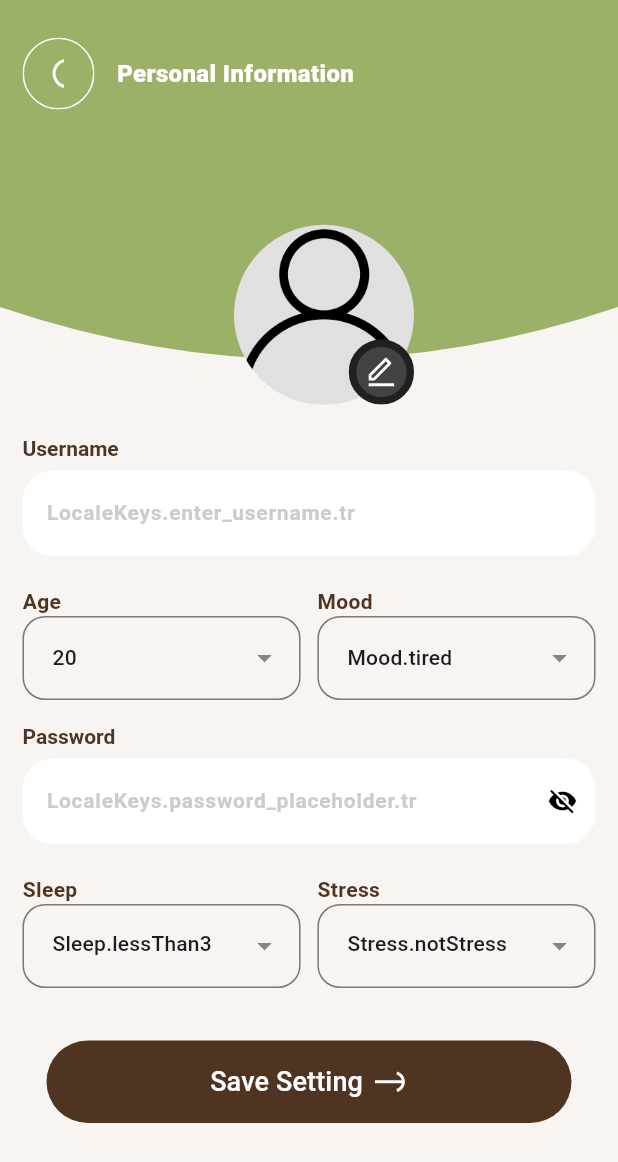
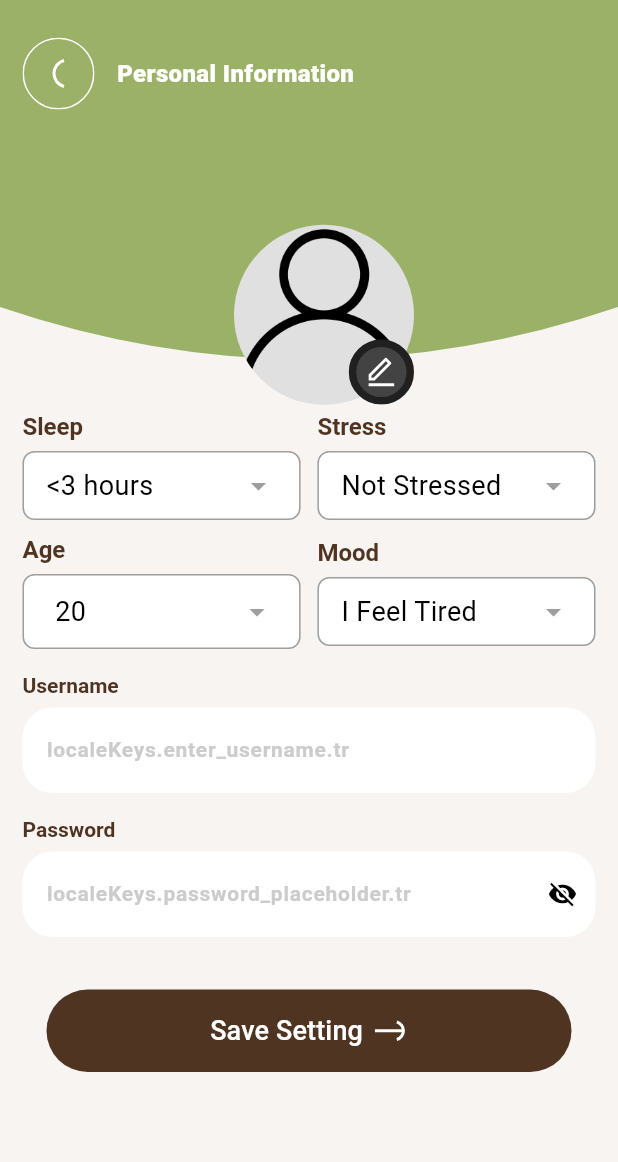
Before and after one commit to TaiMinh2002/MENTAL_HEALTH_APPLICATION, a Flutter app: the PersonalInformationPage screen opened by its route, on a phone screen of 412 x 824 dp. Shown: the top 1162 px of the screen. Run offline on Flutter 3.47's test engine with Material 3 defaults, Android fonts, the phone set to English and light mode, and no system bars; our stand-ins replace device_info_plus, dio, flutter_screenutil, flutter_svg, get, get_storage and 3 more; missing offline and left inert: android_id; accounts and stored records are empty.

Commit message:
finish edit info

```diff
--- a/mental_healing/lib/base_widget/custom_dropdown.dart
+++ b/mental_healing/lib/base_widget/custom_dropdown.dart
@@ -1,30 +1,23 @@
-import 'package:flutter/material.dart';
-import 'package:dropdown_button2/dropdown_button2.dart';
+import 'package:mental_healing/import.dart';
 
-class CustomDropdown<T> extends StatefulWidget {
-  final List<T> items;
-  final String hintText;
-  final T? initialValue;
-  final Function(T?)? onChanged;
+class CustomDropdown extends StatefulWidget {
+  final List<String> items;
+  final String initialValue;
   final String title;
-  final double width;
 
   const CustomDropdown({
-    Key? key,
+    super.key,
     required this.items,
-    required this.hintText,
-    this.initialValue,
-    this.onChanged,
+    required this.initialValue,
     required this.title,
-    required this.width,
-  }) : super(key: key);
+  });
 
   @override
-  State<CustomDropdown<T>> createState() => _CustomDropdownState<T>();
+  _CustomDropdownState createState() => _CustomDropdownState();
 }
 
-class _CustomDropdownState<T> extends State<CustomDropdown<T>> {
-  T? selectedValue;
+class _CustomDropdownState extends State<CustomDropdown> {
+  late String selectedValue;
 
   @override
   void initState() {
@@ -32,82 +25,99 @@ class _CustomDropdownState<T> extends State<CustomDropdown<T>> {
     selectedValue = widget.initialValue;
   }
 
+  void _showCustomDropdown(BuildContext context) {
+    final RenderBox renderBox = context.findRenderObject() as RenderBox;
+    final Offset offset = renderBox.localToGlobal(Offset.zero);
+    final Size size = renderBox.size;
+
+    showMenu(
+      context: context,
+      position: RelativeRect.fromLTRB(
+        offset.dx,
+        offset.dy + size.height,
+        offset.dx + size.width,
+        offset.dy + size.height + 200,
+      ),
+      items: widget.items.map((String value) {
+        return PopupMenuItem<String>(
+          value: value,
+          child: Text(value,
+              style: const TextStyle(overflow: TextOverflow.ellipsis)),
+        );
+      }).toList(),
+    ).then((value) {
+      if (value != null) {
+        setState(() {
+          selectedValue = value;
+        });
+      }
+    });
+  }
+
   @override
   Widget build(BuildContext context) {
-    return Column(
-      crossAxisAlignment: CrossAxisAlignment.start,
-      children: [
-        Text(
-          widget.title,
-          style: const TextStyle(
-              fontSize: 14,
-              color: Color(0xff4F3422),
-              fontWeight: FontWeight.w600),
-        ),
-        SizedBox(
-          width: widget.width,
-          child: DropdownButtonFormField2<T>(
-            isExpanded: true,
-            decoration: InputDecoration(
-              contentPadding: const EdgeInsets.symmetric(vertical: 16),
-              border: OutlineInputBorder(
-                borderRadius: BorderRadius.circular(15),
+    double width = MediaQuery.of(context).size.width * 0.45;
+
+    return SizedBox(
+      width: width,
+      child: Column(
+        crossAxisAlignment: CrossAxisAlignment.start,
+        children: [
+          Padding(
+            padding: const EdgeInsets.only(bottom: 7.0),
+            child: RichText(
+              text: TextSpan(
+                children: [
+                  TextSpan(
+                    text: widget.title,
+                    style: const TextStyle(
+                      color: Color(0xff4F3422),
+                      fontWeight: FontWeight.w600,
+                      fontSize: 16,
+                    ),
+                  ),
+                ],
               ),
             ),
-            hint: Text(
-              widget.hintText,
-              style: const TextStyle(fontSize: 14),
-            ),
-            value: selectedValue,
-            items: widget.items
-                .map((item) => DropdownMenuItem<T>(
-                      value: item,
+          ),
+          GestureDetector(
+            onTap: () => _showCustomDropdown(context),
+            child: DecoratedBox(
+              decoration: BoxDecoration(
+                color: Colors.white,
+                borderRadius: BorderRadius.circular(8.0),
+                border: Border.all(
+                  color: Colors.grey,
+                  width: 1.0,
+                ),
+              ),
+              child: Padding(
+                padding: const EdgeInsets.symmetric(
+                    horizontal: 16.0, vertical: 10.0),
+                child: Row(
+                  mainAxisAlignment: MainAxisAlignment.spaceBetween,
+                  children: [
+                    Expanded(
                       child: Text(
-                        item.toString(),
+                        selectedValue,
                         style: const TextStyle(
-                          fontSize: 14,
+                          color: Colors.black,
+                          fontSize: 18,
+                          overflow: TextOverflow.ellipsis,
                         ),
                       ),
-                    ))
-                .toList(),
-            validator: (value) {
-              if (value == null) {
-                return 'Please select ${widget.hintText.toLowerCase()}.';
-              }
-              return null;
-            },
-            onChanged: (value) {
-              setState(() {
-                selectedValue = value;
-              });
-              if (widget.onChanged != null) {
-                widget.onChanged!(value);
-              }
-            },
-            onSaved: (value) {
-              selectedValue = value;
-            },
-            buttonStyleData: const ButtonStyleData(
-              padding: EdgeInsets.only(right: 8),
-            ),
-            iconStyleData: const IconStyleData(
-              icon: Icon(
-                Icons.arrow_drop_down,
-                color: Colors.black45,
-              ),
-              iconSize: 24,
-            ),
-            dropdownStyleData: DropdownStyleData(
-              decoration: BoxDecoration(
-                borderRadius: BorderRadius.circular(15),
+                    ),
+                    const Padding(
+                      padding: EdgeInsets.only(left: 8.0),
+                      child: Icon(Icons.arrow_drop_down, color: Colors.grey),
+                    ),
+                  ],
+                ),
               ),
             ),
-            menuItemStyleData: const MenuItemStyleData(
-              padding: EdgeInsets.symmetric(horizontal: 16),
-            ),
           ),
-        ),
-      ],
+        ],
+      ),
     );
   }
 }
--- a/mental_healing/lib/global/app_enum_ex.dart
+++ b/mental_healing/lib/global/app_enum_ex.dart
@@ -1,18 +1,20 @@
+import 'package:mental_healing/generated/locales.g.dart';
 import 'package:mental_healing/global/app_enum.dart';
+import 'package:mental_healing/import.dart';
 
 extension MoodImpl on Mood {
   String get title {
     switch (this) {
       case Mood.tired:
-        return 'Tired';
+        return LocaleKeys.feel_tired.tr;
       case Mood.sad:
-        return 'Sad';
+        return LocaleKeys.feel_sad.tr;
       case Mood.neutral:
-        return 'Neutral';
+        return LocaleKeys.feel_neutral.tr;
       case Mood.good:
-        return 'Good';
+        return LocaleKeys.feel_good.tr;
       case Mood.great:
-        return 'Great';
+        return LocaleKeys.feel_great.tr;
       default:
         return '';
     }
@@ -23,15 +25,15 @@ extension SleepImpl on Sleep {
   String get title {
     switch (this) {
       case Sleep.lessThan3Hours:
-        return '< 3 hours';
+        return LocaleKeys.less_than_three_hours.tr;
       case Sleep.threeToFourHours:
-        return '3-4 hours';
+        return LocaleKeys.three_four_hours.tr;
       case Sleep.fiveHours:
-        return '5 hours';
+        return LocaleKeys.five_hours.tr;
       case Sleep.sixToSevenHours:
-        return '6-7 hours';
+        return LocaleKeys.six_seven_hours.tr;
       case Sleep.sevenToNineHours:
-        return '7-9 hours';
+        return LocaleKeys.seven_nine_hours.tr;
       default:
         return '';
     }
@@ -42,15 +44,15 @@ extension StressImpl on Stress {
   String get title {
     switch (this) {
       case Stress.notStressed:
-        return 'Not Stressed';
+        return LocaleKeys.not_stressed_label.tr;
       case Stress.slightlyStressed:
-        return 'Slightly Stressed';
+        return LocaleKeys.slightly_stressed_label.tr;
       case Stress.moderatelyStressed:
-        return 'Moderately Stressed';
+        return LocaleKeys.moderately_stressed_label.tr;
       case Stress.veryStressed:
-        return 'Very Stressed';
+        return LocaleKeys.very_stressed_label.tr;
       case Stress.extremelyStressed:
-        return 'Extremely Stressed';
+        return LocaleKeys.extremely_stressed_label.tr;
       default:
         return '';
     }
--- /dev/null
+++ b/mental_healing/lib/page/personal_information/component/edit_age.dart
@@ -0,0 +1,99 @@
+import 'package:flutter/cupertino.dart';
+import 'package:mental_healing/import.dart';
+
+class EditAge extends StatefulWidget {
+  const EditAge({super.key});
+
+  @override
+  State<EditAge> createState() => _EditAgeState();
+}
+
+class _EditAgeState extends State<EditAge> {
+  int _selectedAge = 20;
+
+  @override
+  Widget build(BuildContext context) {
+    double width = MediaQuery.of(context).size.width * 0.45;
+    double height = 50.0;
+
+    return GestureDetector(
+      onTap: () {
+        _showAgePicker(context);
+      },
+      child: Column(
+        crossAxisAlignment: CrossAxisAlignment.start,
+        children: [
+          RichText(
+            text: const TextSpan(
+              children: [
+                TextSpan(
+                  text: 'Age',
+                  style: TextStyle(
+                    color: Color(0xff4F3422),
+                    fontWeight: FontWeight.w600,
+                    fontSize: 16,
+                  ),
+                ),
+              ],
+            ),
+          ),
+          Container(
+            margin: const EdgeInsets.only(top: 7),
+            width: width,
+            height: height,
+            decoration: BoxDecoration(
+              color: Colors.white,
+              borderRadius: BorderRadius.circular(8.0),
+              border: Border.all(
+                color: Colors.grey,
+                width: 1.0,
+              ),
+            ),
+            child: Padding(
+              padding:
+                  const EdgeInsets.symmetric(horizontal: 16.0, vertical: 10.0),
+              child: Row(
+                mainAxisAlignment: MainAxisAlignment.spaceBetween,
+                children: [
+                  Text(
+                    ' $_selectedAge',
+                    style: const TextStyle(
+                      color: Colors.black,
+                      fontSize: 18,
+                      overflow: TextOverflow.ellipsis,
+                    ),
+                  ),
+                  const Icon(Icons.arrow_drop_down, color: Colors.grey),
+                ],
+              ),
+            ),
+          ),
+        ],
+      ),
+    );
+  }
+
+  void _showAgePicker(BuildContext context) {
+    showModalBottomSheet(
+      context: context,
+      builder: (BuildContext context) {
+        return Container(
+          height: 250,
+          child: CupertinoPicker(
+            itemExtent: 32.0,
+            scrollController:
+                FixedExtentScrollController(initialItem: _selectedAge),
+            onSelectedItemChanged: (int index) {
+              setState(() {
+                _selectedAge = index;
+              });
+            },
+            children: List<Widget>.generate(101, (int index) {
+              return Center(child: Text('$index'));
+            }),
+          ),
+        );
+      },
+    );
+  }
+}
--- a/mental_healing/lib/page/personal_information/component/edit_info.dart
+++ b/mental_healing/lib/page/personal_information/component/edit_info.dart
@@ -2,10 +2,11 @@ import 'package:mental_healing/base_widget/button_widget.dart';
 import 'package:mental_healing/base_widget/custom_dropdown.dart';
 import 'package:mental_healing/base_widget/widget_input_text.dart';
 import 'package:mental_healing/generated/locales.g.dart';
+import 'package:mental_healing/global/app_enum_ex.dart';
 import 'package:mental_healing/import.dart';
+import 'package:mental_healing/page/personal_information/component/edit_age.dart';
 import 'package:mental_healing/page/personal_information/personal_information_controller.dart';
 import 'package:mental_healing/global/app_enum.dart';
-import 'package:mental_healing/global/app_enum_ex.dart';
 
 class EditInfo extends StatelessWidget {
   final PersonalInformationController controller =
@@ -13,48 +14,66 @@ class EditInfo extends StatelessWidget {
 
   EditInfo({super.key});
 
-  final List<int> ageItems = List<int>.generate(101, (index) => index);
-  final List<Mood> moodItems = Mood.values;
-  final List<Sleep> sleepItems = Sleep.values;
-  final List<Stress> stressItems = Stress.values;
-
   @override
   Widget build(BuildContext context) {
     return Padding(
       padding: const EdgeInsets.symmetric(horizontal: 15.0),
-      child: Column(
-        children: [
-          _userNameWidget(),
-          Padding(
-            padding: const EdgeInsets.only(top: 20.0),
-            child: Row(
-              mainAxisAlignment: MainAxisAlignment.spaceBetween,
-              children: [
-                _ageWidget(context),
-                _moodWidget(context),
-              ],
-            ),
-          ),
-          _passwordWidget(),
-          Padding(
-            padding: const EdgeInsets.only(top: 20.0),
-            child: Row(
+      child: SingleChildScrollView(
+        child: Column(
+          children: [
+            Row(
               mainAxisAlignment: MainAxisAlignment.spaceBetween,
               children: [
                 _sleepWidget(context),
                 _stressWidget(context),
               ],
             ),
-          ),
-          _saveSettingButton()
-        ],
+            Padding(
+              padding: const EdgeInsets.only(top: 10.0),
+              child: Row(
+                mainAxisAlignment: MainAxisAlignment.spaceBetween,
+                children: [
+                  EditAge(),
+                  _moodWidget(context),
+                ],
+              ),
+            ),
+            _userNameWidget(),
+            _passwordWidget(),
+            _saveSettingButton(),
+          ],
+        ),
       ),
+    );
+  }
+
+  Widget _moodWidget(BuildContext context) {
+    return CustomDropdown(
+      title: 'Mood',
+      items: Mood.values.map((mood) => mood.title).toList(),
+      initialValue: Mood.values.first.title,
+    );
+  }
+
+  Widget _sleepWidget(BuildContext context) {
+    return CustomDropdown(
+      title: 'Sleep',
+      items: Sleep.values.map((sleep) => sleep.title).toList(),
+      initialValue: Sleep.values.first.title,
+    );
+  }
+
+  Widget _stressWidget(BuildContext context) {
+    return CustomDropdown(
+      title: 'Stress',
+      items: Stress.values.map((stress) => stress.title).toList(),
+      initialValue: Stress.values.first.title,
     );
   }
 
   Widget _userNameWidget() {
     return WidgetInputText(
-      hintText: 'LocaleKeys.enter_username.tr',
+      hintText: 'localeKeys.enter_username.tr',
       controller: controller.usernameController,
       validator: controller.checkUsernameValidator,
       textCapitalization: TextCapitalization.none,
@@ -65,65 +84,13 @@ class EditInfo extends StatelessWidget {
 
   Widget _passwordWidget() {
     return WidgetInputText(
-      hintText: 'LocaleKeys.password_placeholder.tr',
+      hintText: 'localeKeys.password_placeholder.tr',
       controller: controller.passwordController,
-      title: 'Password',
       validator: controller.checkPasswordValidator,
       textCapitalization: TextCapitalization.none,
+      title: 'Password',
       obscureText: true,
       borderRadius: 20,
-    );
-  }
-
-  Widget _ageWidget(BuildContext context) {
-    return CustomDropdown<int>(
-      items: ageItems,
-      hintText: 'Select Age',
-      initialValue: 20,
-      width: MediaQuery.of(context).size.width * 0.45,
-      title: 'Age',
-      onChanged: (value) {
-        print('Selected Age: $value');
-      },
-    );
-  }
-
-  Widget _moodWidget(BuildContext context) {
-    return CustomDropdown<Mood>(
-      items: moodItems,
-      hintText: 'Select Mood',
-      initialValue: Mood.tired,
-      width: MediaQuery.of(context).size.width * 0.45,
-      title: 'Mood',
-      onChanged: (value) {
-        print('Selected Mood: ${value?.title}');
-      },
-    );
-  }
-
-  Widget _sleepWidget(BuildContext context) {
-    return CustomDropdown<Sleep>(
-      items: sleepItems,
-      hintText: 'Select Sleep',
-      initialValue: Sleep.lessThan3Hours,
-      width: MediaQuery.of(context).size.width * 0.45,
-      title: 'Sleep',
-      onChanged: (value) {
-        print('Selected Sleep: ${value?.title}');
-      },
-    );
-  }
-
-  Widget _stressWidget(BuildContext context) {
-    return CustomDropdown<Stress>(
-      items: stressItems,
-      hintText: 'Select Stress',
-      initialValue: Stress.notStressed,
-      width: MediaQuery.of(context).size.width * 0.45,
-      title: 'Stress',
-      onChanged: (value) {
-        print('Selected Stress: ${value?.title}');
-      },
     );
   }
 
--- a/mental_healing/lib/utils/config.dart
+++ b/mental_healing/lib/utils/config.dart
@@ -1,3 +1,3 @@
 class Config {
-  static const String apiUrl = 'http://192.168.1.55:3000/api';
+  static const String apiUrl = 'http://192.168.0.103:3000/api';
 }
```
Also changed, not shown: mental_healing/assets/translations/en.json (+6 -1 lines), mental_healing/assets/translations/vi.json (+6 -1 lines), mental_healing/lib/generated/locales.g.dart.
